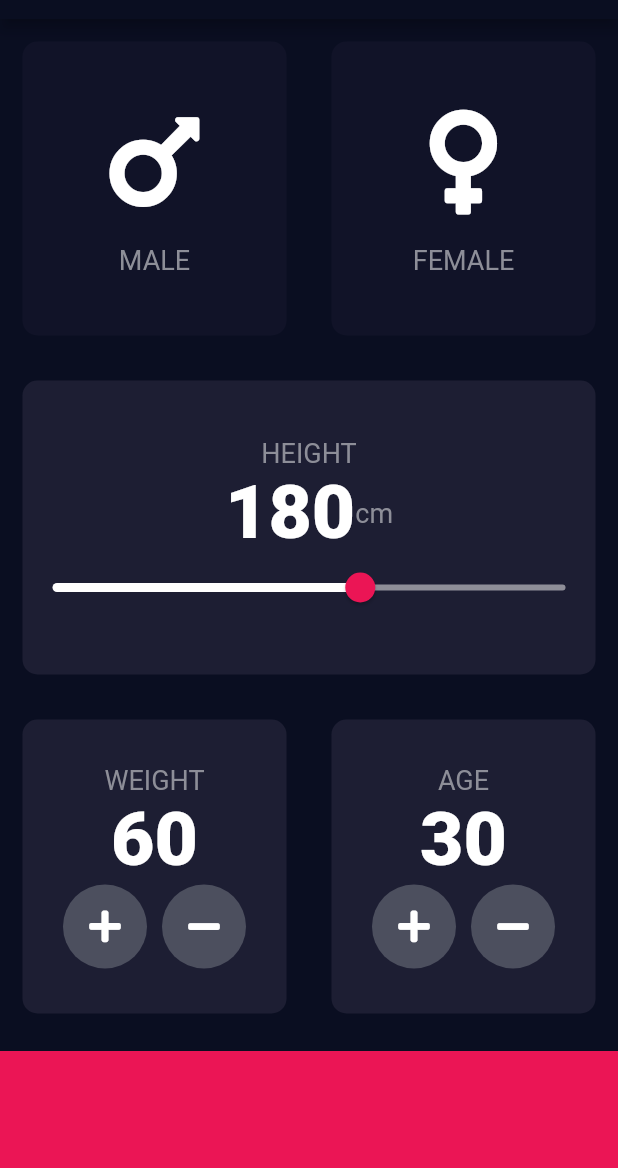
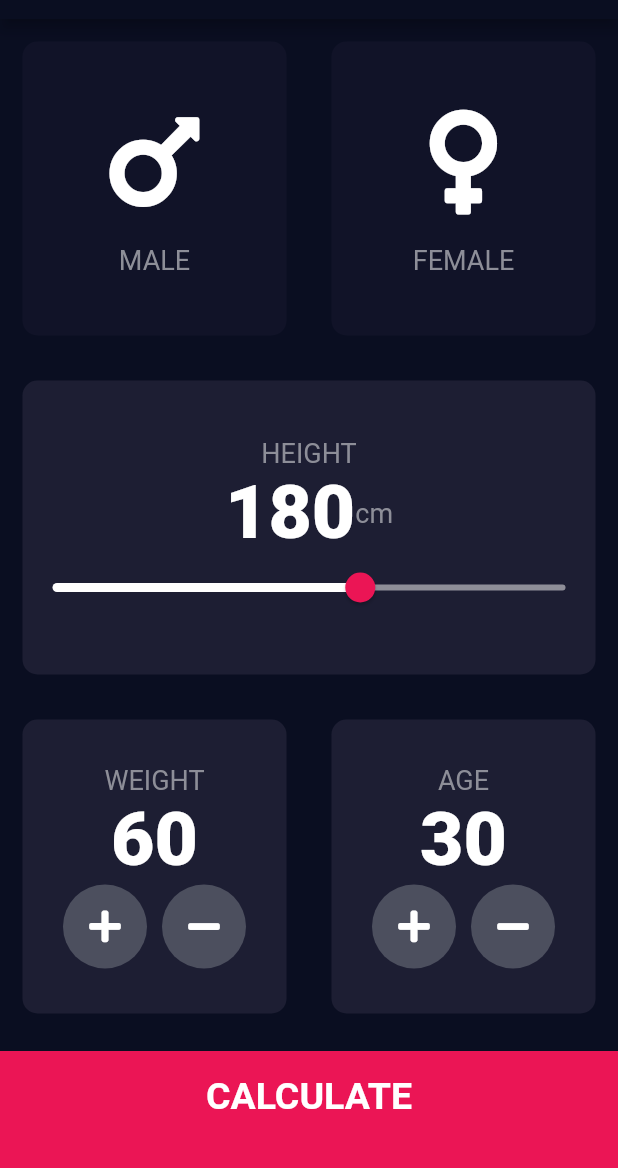
Before and after one commit to Robfeb/flutterprojects, a Flutter app: the screen it shows after launch, on a phone screen of 412 x 824 dp, the part 65-1233 px from its top. Run offline on Flutter 3.47's test engine with Material 2 defaults, Android fonts, the phone set to English and light mode, and no system bars; our stand-ins replace audioplayers, font_awesome_flutter, rflutter_alert.

Commit message:
add second screen

```diff
--- /dev/null
+++ b/bmi-calculator-flutter/lib/bottom_button.dart
@@ -0,0 +1,28 @@
+import 'package:flutter/cupertino.dart';
+
+import 'constants.dart';
+
+class BottomButton extends StatelessWidget {
+  final Function onTapAction;
+  final String text;
+  BottomButton({this.text, this.onTapAction});
+  @override
+  Widget build(BuildContext context) {
+    return GestureDetector(
+      onTap: onTapAction,
+      child: Container(
+        child: Center(
+          child: Text(
+            text,
+            style: kLargeTextButton,
+          ),
+        ),
+        color: kBottomContainerColor,
+        height: kContainerButtonHeight,
+        width: double.infinity,
+        margin: EdgeInsets.only(top: 10.0),
+        padding: EdgeInsets.only(bottom: 20.0),
+      ),
+    );
+  }
+}
--- a/bmi-calculator-flutter/lib/input_page.dart
+++ b/bmi-calculator-flutter/lib/input_page.dart
@@ -1,8 +1,10 @@
+import 'package:bmi_calculator/results_page.dart';
 import 'package:bmi_calculator/reusable_card.dart';
 import 'package:flutter/cupertino.dart';
 import 'package:flutter/material.dart';
 import 'package:font_awesome_flutter/font_awesome_flutter.dart';
 
+import 'bottom_button.dart';
 import 'constants.dart';
 import 'icon_button.dart';
 
@@ -206,11 +208,15 @@ class _InputPageState extends State<InputPage> {
                 ],
               ),
             ),
-            Container(
-              color: kBottomContainerColor,
-              height: kContainerButtonHeight,
-              width: double.infinity,
-              margin: EdgeInsets.only(top: 10.0),
+            BottomButton(
+              text: 'CALCULATE',
+              onTapAction: () {
+                Navigator.push(
+                    context,
+                    MaterialPageRoute(
+                      builder: (context) => ResultsPage(),
+                    ));
+              },
             ),
           ],
         ));
```
Also changed, not shown: bmi-calculator-flutter/lib/constants.dart (+17 -0 lines), bmi-calculator-flutter/lib/results_page.dart (added, +62 -0 lines).
